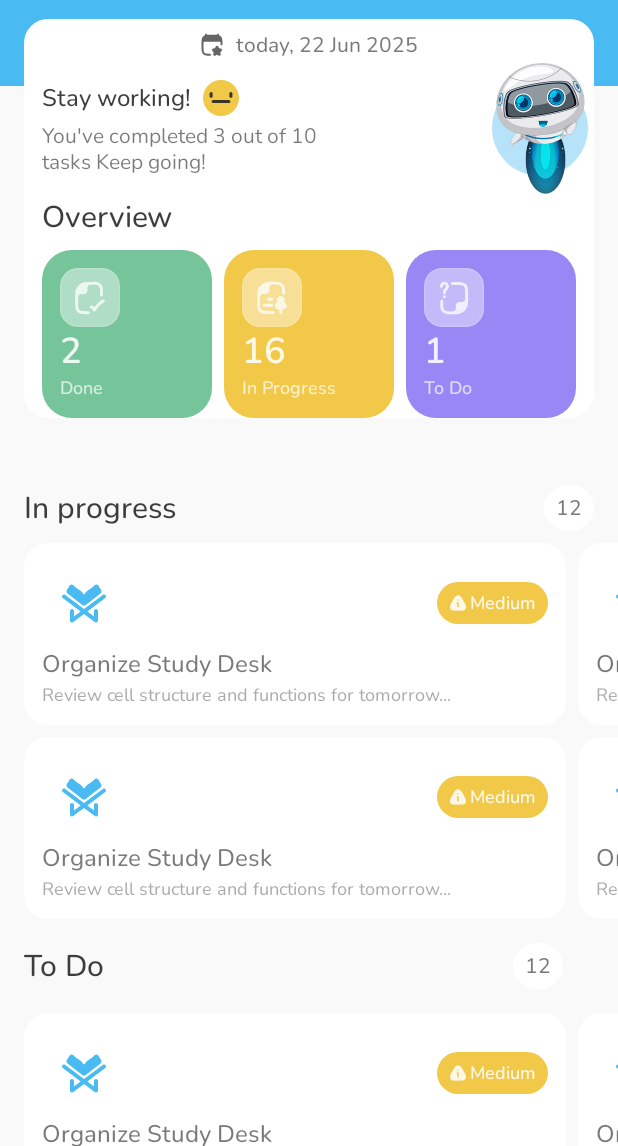
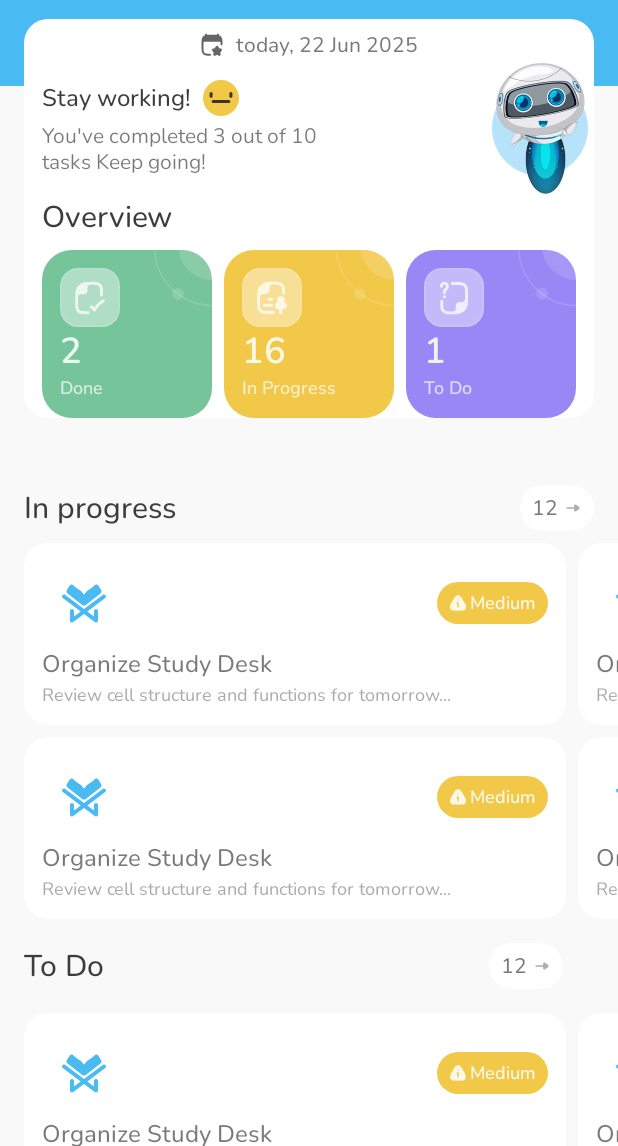
Before and after one commit to Baghdad-Squad/Tudee, an Android app built with Jetpack Compose: the @Preview function HomeScreenPreview, on a phone screen of 412 x 824 dp, the part 90-1236 px from its top. Run offline under Robolectric (Android 15) with nearby library versions, the phone set to English and light mode, and no system bars.

Commit message:
Uncomment Icon components for overview card background and arrow icon in HomeScreen

```diff
--- a/app/src/main/java/com/baghdad/tudee/ui/screens/homeScreen/HomeScreen.kt
+++ b/app/src/main/java/com/baghdad/tudee/ui/screens/homeScreen/HomeScreen.kt
@@ -407,19 +407,19 @@ fun OverviewCard(
             )
         }
 
-//        Icon(
-//            painter = painterResource(R.drawable.overview_card_background),
-//            contentDescription = "Overview Card Background",
-//            modifier = Modifier
-//                .zIndex(-1f)
-//                .align(Alignment.TopEnd)
-//                .background(
-//                    Color.Transparent, shape = RoundedCornerShape(
-//                        topEnd = 24.dp, topStart = 24.dp
-//                    )
-//                ),
-//            tint = Color.Unspecified
-//        )
+        Icon(
+            painter = painterResource(R.drawable.overview_card_background),
+            contentDescription = "Overview Card Background",
+            modifier = Modifier
+                .zIndex(-1f)
+                .align(Alignment.TopEnd)
+                .background(
+                    Color.Transparent, shape = RoundedCornerShape(
+                        topEnd = 24.dp, topStart = 24.dp
+                    )
+                ),
+            tint = Color.Unspecified
+        )
 
     }
 }
@@ -474,11 +474,11 @@ private fun ChipTextWithArrowIcon(
             style = Theme.typography.label.medium,
             color = Theme.color.textColor.body
         )
-//        Icon(
-//            painter = painterResource(R.drawable.ic_arrow),
-//            contentDescription = "Arrow Icon",
-//            tint = Theme.color.textColor.body
-//        )
+        Icon(
+            painter = painterResource(R.drawable.ic_arrow),
+            contentDescription = "Arrow Icon",
+            tint = Theme.color.textColor.body
+        )
 
     }
 
```
